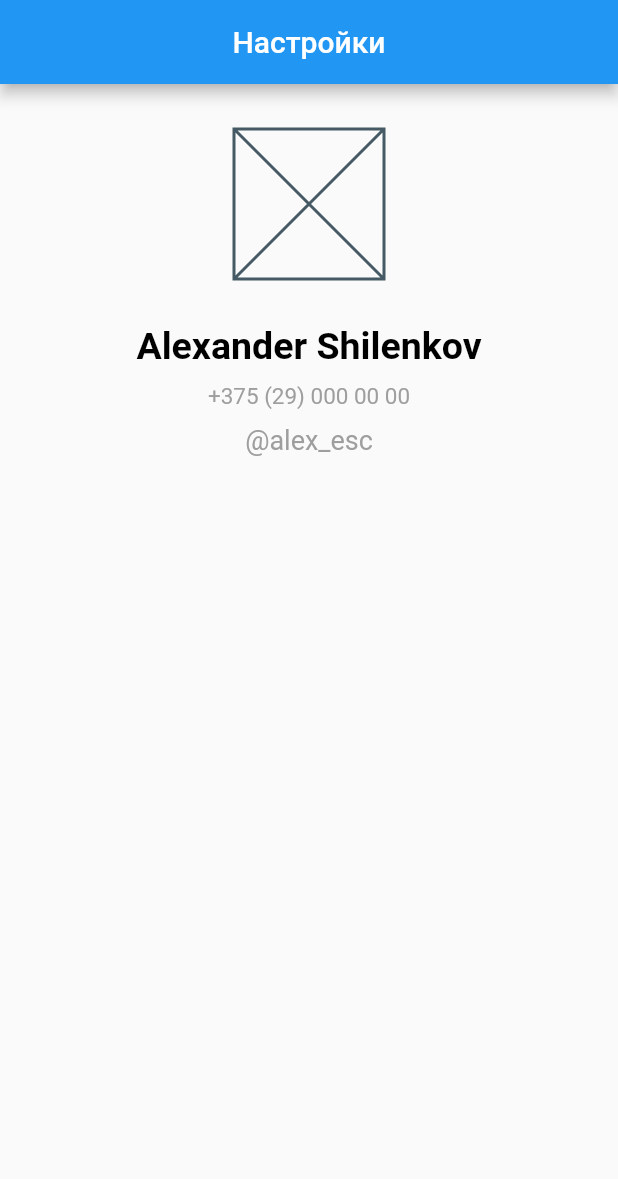
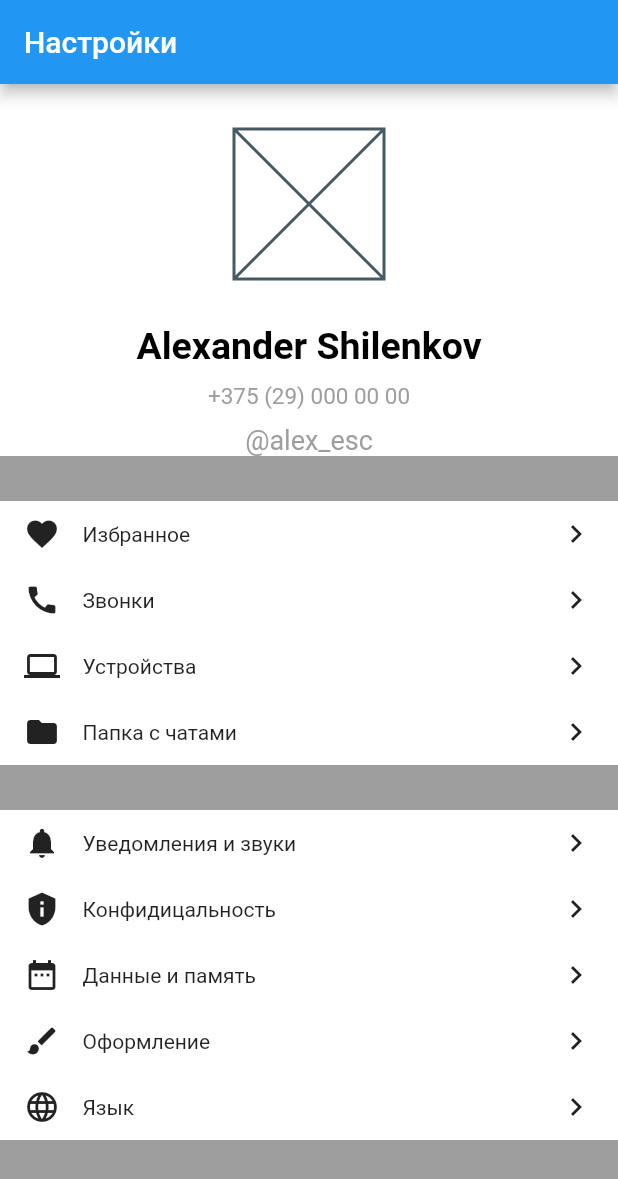
Before and after one commit to Alex-esc1/Flutter_TelegramProfile, a Flutter app: the screen it shows after launch, on a phone screen of 412 x 824 dp. Shown: the top 1179 px of the screen. Run offline on Flutter 3.47's test engine with Material 2 defaults, Android fonts, the phone set to English and light mode, and no system bars.

Commit message:
Создал меню + добавил скролл

```diff
--- a/lib/widget/app.dart
+++ b/lib/widget/app.dart
@@ -6,7 +6,7 @@ class App extends StatelessWidget {
 
   @override
   Widget build(BuildContext context) {
-    return const MaterialApp(
+    return MaterialApp(
       home: UserProfile(),
     );
   }
--- a/lib/widget/user_profile.dart
+++ b/lib/widget/user_profile.dart
@@ -1,40 +1,122 @@
-// ignore_for_file: sized_box_for_whitespace, prefer_const_constructors
+// ignore_for_file: sized_box_for_whitespace, must_be_immutable, use_key_in_widget_constructors, prefer_const_constructors
 
 import 'package:flutter/material.dart';
 
 class UserProfile extends StatelessWidget {
-  const UserProfile();
+  List<MenuRowData> firstMenuRow = [
+    MenuRowData(Icons.favorite, 'Избранное'),
+    MenuRowData(Icons.call, 'Звонки'),
+    MenuRowData(Icons.computer, 'Устройства'),
+    MenuRowData(Icons.folder, 'Папка с чатами'),
+  ];
+  List<MenuRowData> secondMenuRow = [
+    MenuRowData(Icons.notifications, 'Уведомления и звуки'),
+    MenuRowData(Icons.privacy_tip, 'Конфидицальность'),
+    MenuRowData(Icons.date_range, 'Данные и память'),
+    MenuRowData(Icons.brush, 'Оформление'),
+    MenuRowData(Icons.language, 'Язык'),
+  ];
+  UserProfile();
 
   @override
   Widget build(BuildContext context) {
     return Scaffold(
+      backgroundColor: Colors.grey,
       appBar: AppBar(
-            title: const Align(
-                child: Text("Настройки"), alignment: Alignment.center)),
+        title: Text('Настройки'),
+      ),
       body: Container(
         width: double.infinity,
+        child: SingleChildScrollView(
             child: Column(
+          mainAxisAlignment: MainAxisAlignment.start,
           crossAxisAlignment: CrossAxisAlignment.center,
+          children: [
+            _UserInfo(),
+            SizedBox(height: 30),
+            _MenuWidget(menuRow: firstMenuRow),
+            SizedBox(height: 30),
+            _MenuWidget(menuRow: secondMenuRow),
+          ],
+        )),
+      ),
+    );
+  }
+}
+
+class MenuRowData {
+  final IconData icon;
+  final String text;
+
+  MenuRowData(this.icon, this.text);
+}
+
+class _MenuWidget extends StatelessWidget {
+  final List<MenuRowData> menuRow;
+  const _MenuWidget({
+    Key? key,
+    required this.menuRow,
+  }) : super(key: key);
+
+  @override
+  Widget build(BuildContext context) {
+    return Container(
+      color: Colors.white,
+      width: double.infinity,
+      child: Column(
+        children: menuRow.map((data) => _MenuWidgetRow(data: data)).toList(),
+      ),
+    );
+  }
+}
+
+class _MenuWidgetRow extends StatelessWidget {
+  final MenuRowData data;
+
+  const _MenuWidgetRow({
+    Key? key,
+    required this.data,
+  }) : super(key: key);
+
+  @override
+  Widget build(BuildContext context) {
+    return Padding(
+      padding: EdgeInsets.symmetric(horizontal: 16, vertical: 10),
+      child: Row(
+        mainAxisSize: MainAxisSize.max,
+        children: [
+          Icon(data.icon),
+          SizedBox(width: 15),
+          Expanded(child: Text(data.text)),
+          Icon(Icons.chevron_right_sharp),
+        ],
+      ),
+    );
+  }
+}
+
+class _UserInfo extends StatelessWidget {
+  const _UserInfo({Key? key}) : super(key: key);
+
+  @override
+  Widget build(BuildContext context) {
+    return Container(
+      color: Colors.white,
+      width: double.infinity,
+      child: Column(
         // ignore: prefer_const_literals_to_create_immutables
         children: [
-                SizedBox(
-                  height: 30,
-                ),
+          SizedBox(height: 30),
           _AvatarWidget(),
-                SizedBox(
-                  height: 30,
-                ),
+          SizedBox(height: 30),
           _UserName(),
-                SizedBox(
-                  height: 10,
-                ),
+          SizedBox(height: 10),
           _UserPhone(),
-                SizedBox(
-                  height: 10,
-                ),
+          SizedBox(height: 10),
           _UserLogin(),
         ],
-            )));
+      ),
+    );
   }
 }
 
```
Lines whose indentation alone changed are shown as unchanged.
